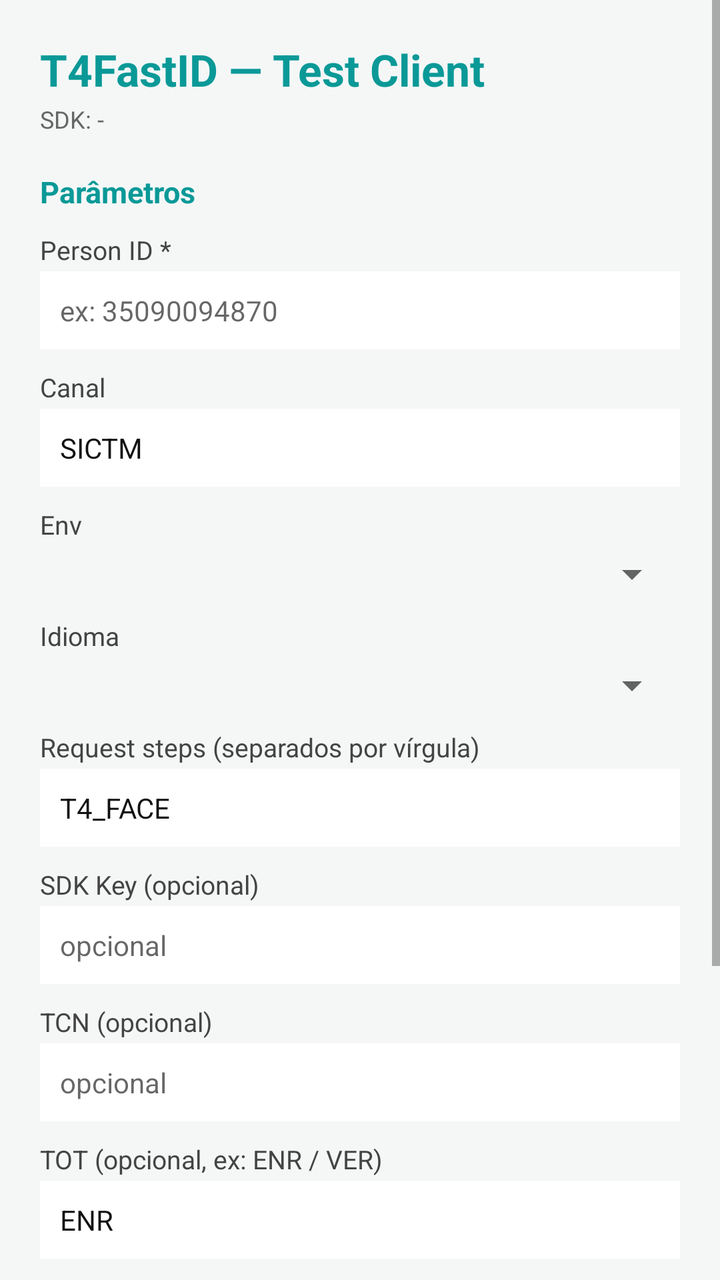
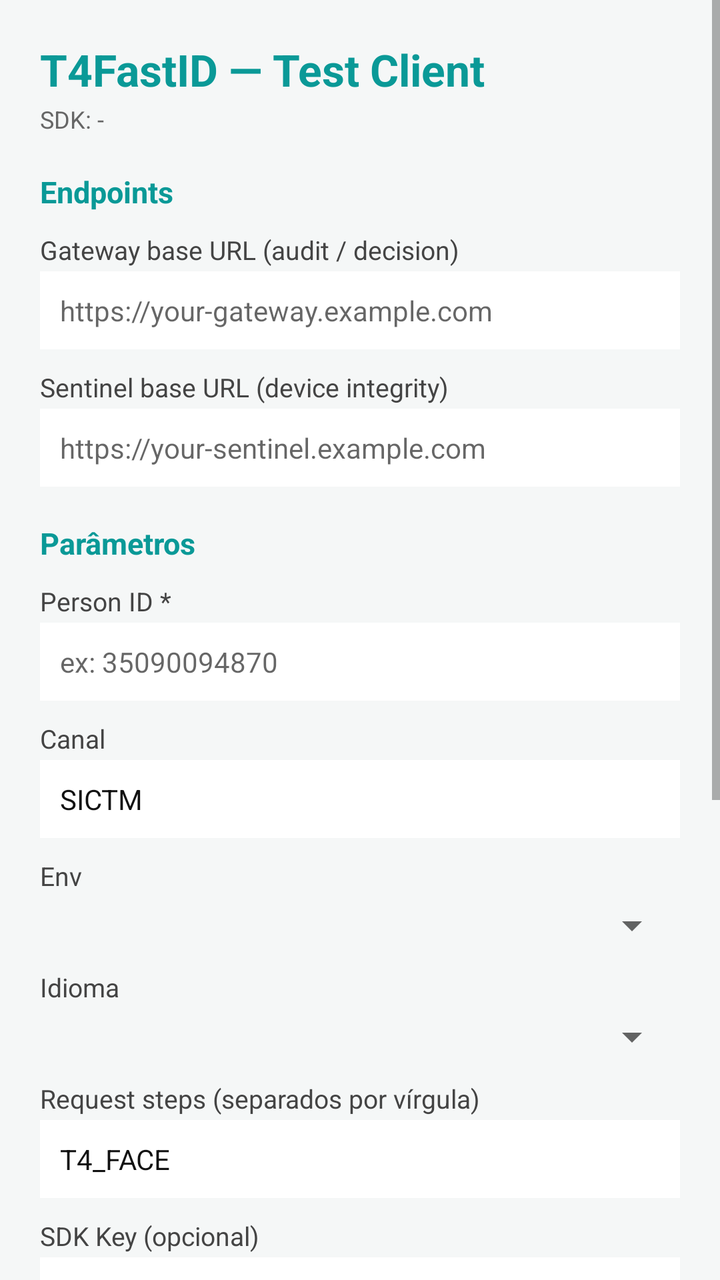

The first picture is an Android layout as it rendered before a commit; the second is the same layout after the commit. The layout source and the unified diff follow.
<!-- AndroidManifest.xml: application theme Theme.T4FastIDDemo -->
<!-- res/layout/activity_demo_launcher.xml -->
<?xml version="1.0" encoding="utf-8"?>
<ScrollView xmlns:android="http://schemas.android.com/apk/res/android"
    android:layout_width="match_parent"
    android:layout_height="match_parent"
    android:fillViewport="true"
    android:background="#F5F7F7">

    <LinearLayout
        android:layout_width="match_parent"
        android:layout_height="wrap_content"
        android:orientation="vertical"
        android:padding="20dp">

        <TextView
            android:layout_width="wrap_content"
            android:layout_height="wrap_content"
            android:text="T4FastID — Test Client"
            android:textSize="22sp"
            android:textStyle="bold"
            android:textColor="#0A9997" />

        <TextView
            android:id="@+id/lblSdkVersion"
            android:layout_width="wrap_content"
            android:layout_height="wrap_content"
            android:layout_marginTop="2dp"
            android:text="SDK: -"
            android:textSize="12sp"
            android:textColor="#666666" />

        
        <TextView style="@style/DemoSection" android:text="Parâmetros" />

        <TextView style="@style/DemoLabel" android:text="Person ID *" />
        <EditText
            android:id="@+id/inPersonId"
            style="@style/DemoInput"
            android:hint="ex: 35090094870"
            android:inputType="text" />

        <TextView style="@style/DemoLabel" android:text="Canal" />
        <EditText
            android:id="@+id/inCanal"
            style="@style/DemoInput"
            android:text="SICTM"
            android:inputType="text" />

        <TextView style="@style/DemoLabel" android:text="Env" />
        <Spinner
            android:id="@+id/spEnv"
            android:layout_width="match_parent"
            android:layout_height="wrap_content"
            android:layout_marginTop="4dp" />

        <TextView style="@style/DemoLabel" android:text="Idioma" />
        <Spinner
            android:id="@+id/spLang"
            android:layout_width="match_parent"
            android:layout_height="wrap_content"
            android:layout_marginTop="4dp" />

        <TextView style="@style/DemoLabel" android:text="Request steps (separados por vírgula)" />
        <EditText
            android:id="@+id/inSteps"
            style="@style/DemoInput"
            android:text="T4_FACE"
            android:inputType="text" />

        <TextView style="@style/DemoLabel" android:text="SDK Key (opcional)" />
        <EditText
            android:id="@+id/inSdkKey"
            style="@style/DemoInput"
            android:hint="opcional"
            android:inputType="text" />

        <TextView style="@style/DemoLabel" android:text="TCN (opcional)" />
        <EditText
            android:id="@+id/inTcn"
            style="@style/DemoInput"
            android:hint="opcional"
            android:inputType="text" />

        <TextView style="@style/DemoLabel" android:text="TOT (opcional, ex: ENR / VER)" />
        <EditText
            android:id="@+id/inTot"
            style="@style/DemoInput"
            android:text="ENR"
            android:inputType="text" />

        <Button
            android:id="@+id/btnStart"
            android:layout_width="match_parent"
            android:layout_height="wrap_content"
            android:layout_marginTop="18dp"
            android:text="Iniciar Liveness (Face)"
            android:textAllCaps="false"
            android:textStyle="bold"
            android:backgroundTint="#0FB5B3"
            android:textColor="#FFFFFF" />

        
        <LinearLayout
            android:id="@+id/resultCard"
            android:layout_width="match_parent"
            android:layout_height="wrap_content"
            android:orientation="vertical"
            android:layout_marginTop="18dp"
            android:padding="14dp"
            android:visibility="gone"
            android:background="#FFFFFF">

            <TextView
                android:layout_width="wrap_content"
                android:layout_height="wrap_content"
                android:text="Último resultado"
                android:textStyle="bold"
                android:textColor="#0A9997" />

            <TextView
                android:id="@+id/lblResult"
                android:layout_width="match_parent"
                android:layout_height="wrap_content"
                android:layout_marginTop="6dp"
                android:textSize="13sp"
                android:textColor="#222222" />

            <ImageView
                android:id="@+id/imgFace"
                android:layout_width="120dp"
                android:layout_height="120dp"
                android:layout_marginTop="10dp"
                android:scaleType="centerCrop"
                android:visibility="gone"
                android:contentDescription="cropped face" />
        </LinearLayout>

        
        <TextView style="@style/DemoSection" android:text="Log de callbacks" />

        <Button
            android:id="@+id/btnClearLog"
            android:layout_width="wrap_content"
            android:layout_height="wrap_content"
            android:text="Limpar log"
            android:textAllCaps="false"
            android:textSize="12sp"
            android:backgroundTint="#B0BEC5"
            android:textColor="#FFFFFF" />

        <TextView
            android:id="@+id/txtLog"
            android:layout_width="match_parent"
            android:layout_height="wrap_content"
            android:layout_marginTop="6dp"
            android:padding="12dp"
            android:background="#0D1B1B"
            android:fontFamily="monospace"
            android:textSize="12sp"
            android:textColor="#8FE9E7"
            android:textIsSelectable="true"
            android:text="" />

    </LinearLayout>
</ScrollView>
<!-- resources referenced by this layout -->
<resources>
  <style name="DemoInput">
          <item name="android:layout_width">match_parent</item>
          <item name="android:layout_height">wrap_content</item>
          <item name="android:layout_marginTop">2dp</item>
          <item name="android:padding">10dp</item>
          <item name="android:background">#FFFFFF</item>
          <item name="android:textSize">14sp</item>
          <item name="android:textColor">#111111</item>
      </style>
  <style name="DemoLabel">
          <item name="android:layout_width">wrap_content</item>
          <item name="android:layout_height">wrap_content</item>
          <item name="android:layout_marginTop">10dp</item>
          <item name="android:textSize">13sp</item>
          <item name="android:textColor">#444444</item>
      </style>
  <style name="DemoSection">
          <item name="android:layout_width">wrap_content</item>
          <item name="android:layout_height">wrap_content</item>
          <item name="android:layout_marginTop">18dp</item>
          <item name="android:textSize">15sp</item>
          <item name="android:textStyle">bold</item>
          <item name="android:textColor">#0A9997</item>
      </style>
  <style name="Theme.T4FastIDDemo" parent="Theme.MaterialComponents.DayNight.NoActionBar">
          <item name="colorPrimary">#0FB5B3</item>
          <item name="colorPrimaryVariant">#0A9997</item>
          <item name="colorOnPrimary">#FFFFFF</item>
          <item name="colorSecondary">#6BCFD1</item>
          <item name="android:statusBarColor">#0A9997</item>
      </style>
</resources>

<!-- the commit's change to res/layout/activity_demo_launcher.xml (unified diff, before → after) -->
@@ -27,6 +27,23 @@
             android:text="SDK: -"
             android:textSize="12sp"
             android:textColor="#666666" />
+
+        
+        <TextView style="@style/DemoSection" android:text="Endpoints" />
+
+        <TextView style="@style/DemoLabel" android:text="Gateway base URL (audit / decision)" />
+        <EditText
+            android:id="@+id/inGatewayUrl"
+            style="@style/DemoInput"
+            android:hint="https://your-gateway.example.com"
+            android:inputType="textUri" />
+
+        <TextView style="@style/DemoLabel" android:text="Sentinel base URL (device integrity)" />
+        <EditText
+            android:id="@+id/inSentinelUrl"
+            style="@style/DemoInput"
+            android:hint="https://your-sentinel.example.com"
+            android:inputType="textUri" />
 
         
         <TextView style="@style/DemoSection" android:text="Parâmetros" />
